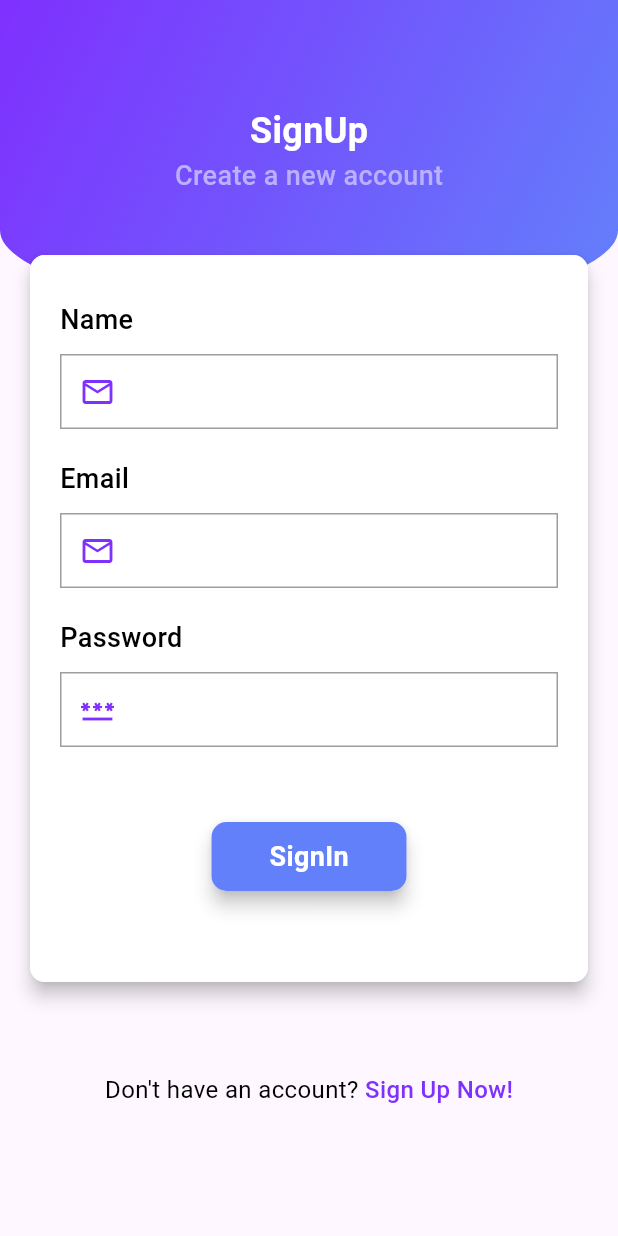
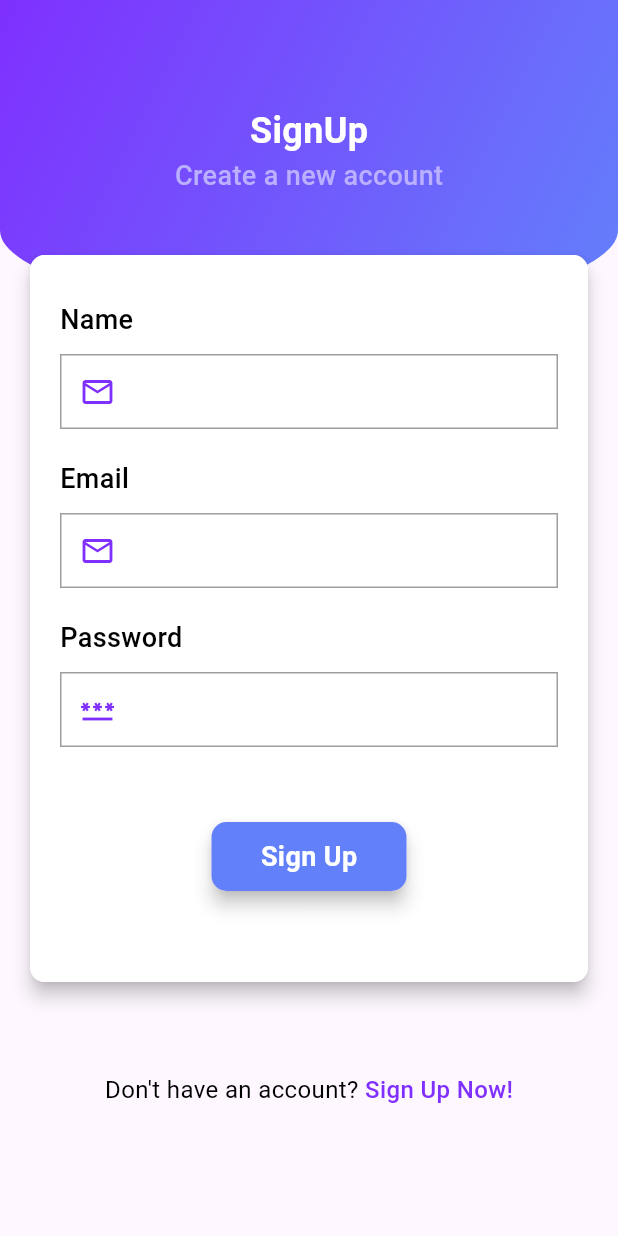
Before and after one commit to Sudheesh-07/Cohortly, a Flutter app: the screen it shows after launch, on a phone screen of 412 x 824 dp. Run offline on Flutter 3.47's test engine with Material 3 defaults, Android fonts, the phone set to English and light mode, and no system bars; our stand-ins replace firebase_core; accounts and stored records are empty.

Commit message:
signup ver 1.2

```diff
--- a/lib/pages/signup.dart
+++ b/lib/pages/signup.dart
@@ -133,7 +133,7 @@ class _SignUpState extends State<SignUp> {
 
                                       padding: EdgeInsets.all(10),
                                       decoration:BoxDecoration(color: Color(0xFF6380fb),borderRadius: BorderRadius.circular(10)),
-                                      child: Center(child: Text("SignIn",style: TextStyle(color: Colors.white, fontSize: 18.0, fontWeight: FontWeight.bold),)),),
+                                      child: Center(child: Text("Sign Up",style: TextStyle(color: Colors.white, fontSize: 18.0, fontWeight: FontWeight.bold),)),),
                                   ),
                                 ),
                               ),
```
